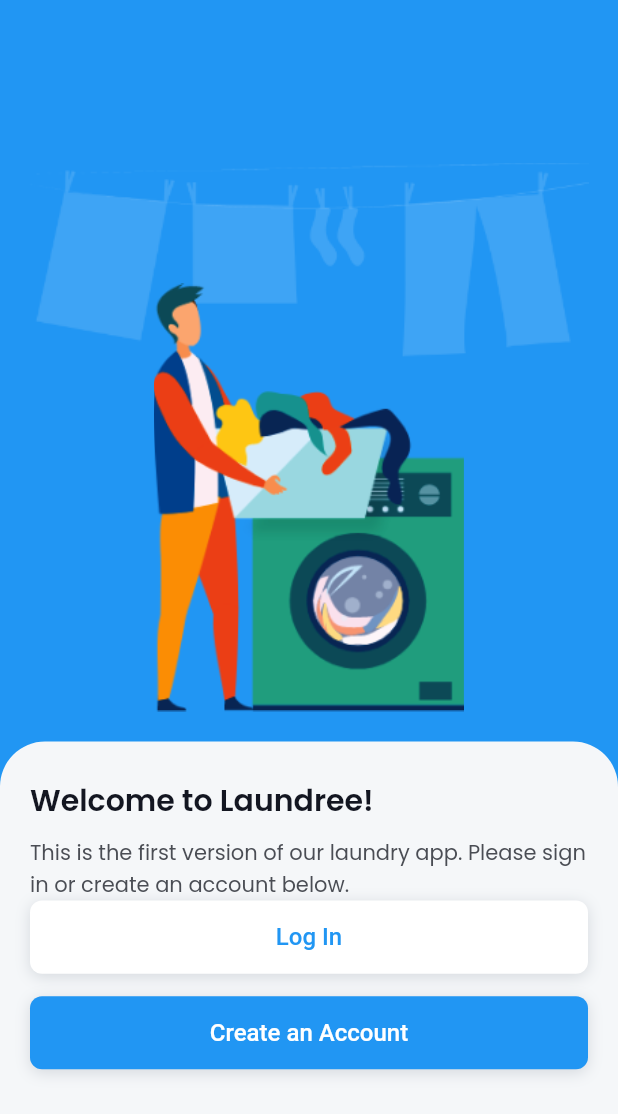
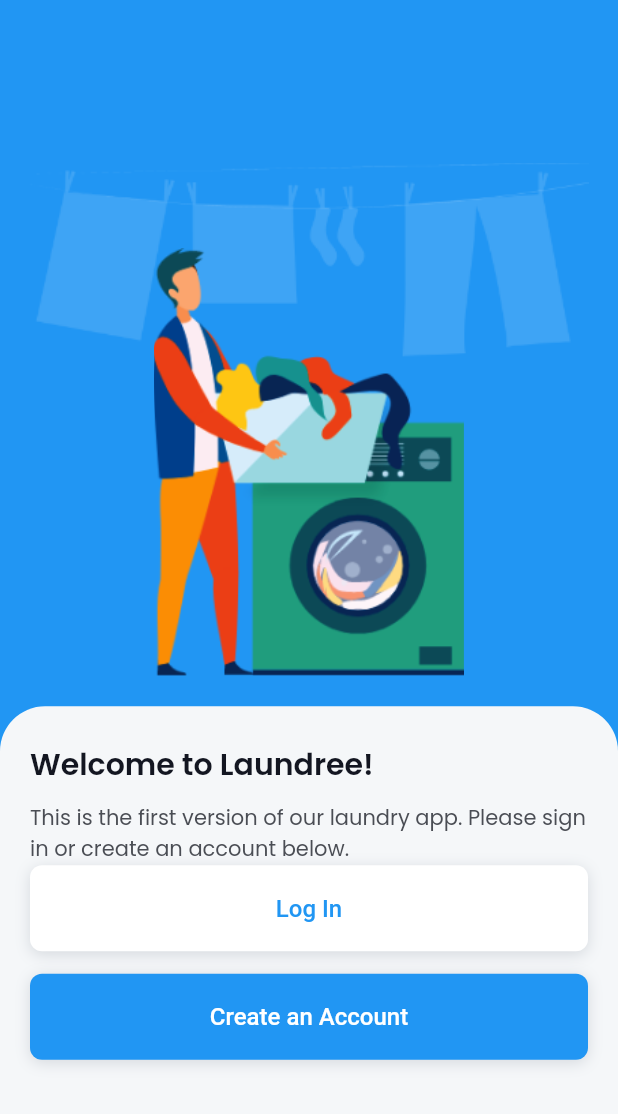
Before and after one commit to mwanawabangona/LaundryApp-main, a Flutter app: the screen it shows after launch, on a phone screen of 412 x 824 dp. Shown: the top 1114 px of the screen. Run offline on Flutter 3.47's test engine with Material 2 defaults, Android fonts, the phone set to English and light mode, and no system bars; our stand-ins replace curved_navigation_bar, flutter_screenutil, google_fonts.

Commit message:
fixed overflow

```diff
--- a/lib/main.dart
+++ b/lib/main.dart
@@ -18,8 +18,8 @@ class MyApp extends StatelessWidget {
   @override
   Widget build(BuildContext context) {
     return ScreenUtilInit(
-      designSize: Size(375, 812),
-      builder: (BuildContext context, Widget? child) {
+      designSize: ScreenUtil.defaultSize,
+      builder: (BuildContext context, _) {
         return MaterialApp(
           title: 'Laundry App',
           debugShowCheckedModeBanner: false,
@@ -28,35 +28,9 @@ class MyApp extends StatelessWidget {
             visualDensity: VisualDensity.adaptivePlatformDensity,
             textTheme: GoogleFonts.poppinsTextTheme(),
           ),
-          initialRoute: "/",
-          onGenerateRoute: _onGenerateRoute,
+          home: const Home(),
         );
       },
     );
   }
 }
-
-Route<dynamic> _onGenerateRoute(RouteSettings settings) {
-  switch (settings.name) {
-    case "/":
-      return MaterialPageRoute(builder: (BuildContext context) {
-        return Home();
-      });
-    case "/login":
-      return MaterialPageRoute(builder: (BuildContext context) {
-        return Login();
-      });
-    case "/dashboard":
-      return MaterialPageRoute(builder: (BuildContext context) {
-        return Dashboard();
-      });
-    case "/single-order":
-      return MaterialPageRoute(builder: (BuildContext context) {
-        return SingleOrder();
-      });
-    default:
-      return MaterialPageRoute(builder: (BuildContext context) {
-        return Home();
-      });
-  }
-}
--- a/lib/pages/home.dart
+++ b/lib/pages/home.dart
@@ -15,7 +15,7 @@ class Home extends StatelessWidget {
         crossAxisAlignment: CrossAxisAlignment.stretch,
         children: [
           Expanded(
-            flex: 3,
+            flex: 4,
             child: Stack(
               alignment: Alignment.bottomCenter,
               children: [
@@ -44,7 +44,7 @@ class Home extends StatelessWidget {
             ),
           ),
           Expanded(
-            flex: 2,
+            flex: 3,
             child: Container(
               padding: const EdgeInsets.symmetric(
                 horizontal: 20.0,
```
Also changed, not shown: lib/services/navigation.dart (added, +16 -0 lines).
